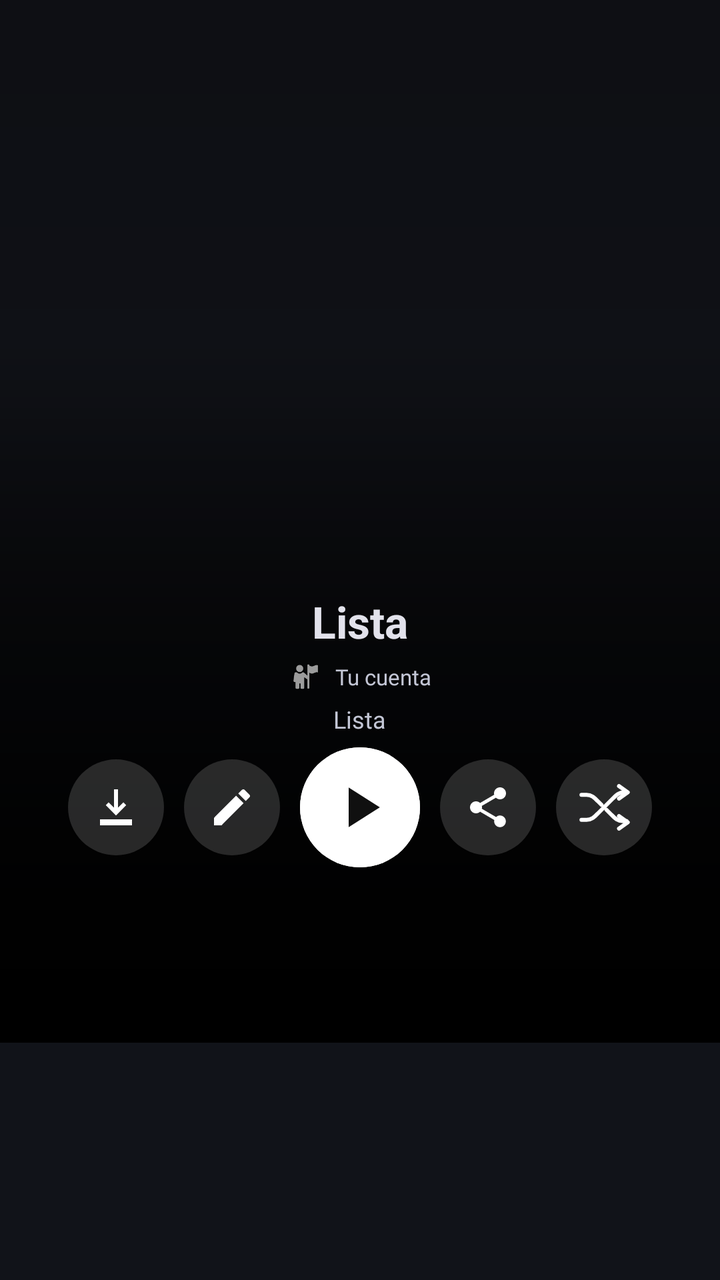
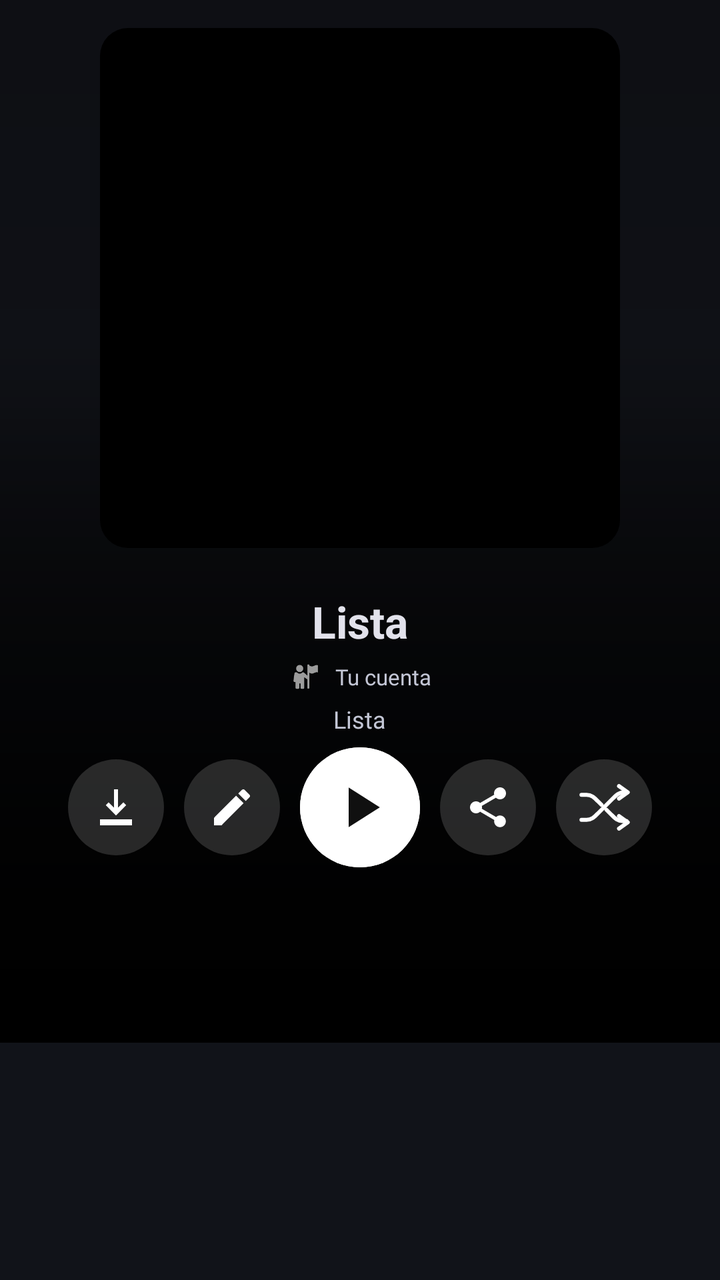

Screens rendered from an Android XML layout before and after an edit, with the pre-edit source and the edit as a unified diff.
<!-- AndroidManifest.xml: application theme Theme.Sleppify -->
<!-- res/layout/item_playlist_detail_header.xml -->
<?xml version="1.0" encoding="utf-8"?>
<LinearLayout xmlns:android="http://schemas.android.com/apk/res/android"
    xmlns:app="http://schemas.android.com/apk/res-auto"
    android:id="@+id/llPlaylistHeaderRoot"
    android:layout_width="match_parent"
    android:layout_height="wrap_content"
    android:orientation="vertical"
    android:clipChildren="false"
    android:clipToPadding="false">

        <androidx.constraintlayout.widget.ConstraintLayout
            android:id="@+id/flPlaylistHeaderContainer"
            android:layout_width="match_parent"
            android:layout_height="wrap_content"
            android:layout_marginBottom="-24dp"
            android:clipChildren="false"
            android:clipToPadding="false">

            <ImageView
                android:id="@+id/ivPlaylistBackdrop"
                android:layout_width="0dp"
                android:layout_height="0dp"
                android:layout_marginTop="-82dp"
                android:alpha="1.0"
                android:scaleType="centerCrop"
                app:layout_constraintBottom_toBottomOf="parent"
                app:layout_constraintEnd_toEndOf="parent"
                app:layout_constraintStart_toStartOf="parent"
                app:layout_constraintTop_toTopOf="parent" />
 
            <View
                android:id="@+id/vPlaylistBackdropScrim"
                android:layout_width="0dp"
                android:layout_height="0dp"
                android:layout_marginTop="-82dp"
                android:background="@drawable/bg_playlist_backdrop_scrim"
                app:layout_constraintBottom_toBottomOf="parent"
                app:layout_constraintEnd_toEndOf="parent"
                app:layout_constraintStart_toStartOf="parent"
                app:layout_constraintTop_toTopOf="parent" />

            <View
                android:id="@+id/vPlaylistBackdropBottomFade"
                android:layout_width="0dp"
                android:layout_height="360dp"
                android:background="@drawable/bg_playlist_backdrop_bottom_fade"
                android:layout_marginBottom="-40dp"
                app:layout_constraintBottom_toBottomOf="parent"
                app:layout_constraintEnd_toEndOf="parent"
                app:layout_constraintStart_toStartOf="parent" />

            <View
                android:id="@+id/vPlaylistBackdropAmoledFade"
                android:layout_width="0dp"
                android:layout_height="280dp"
                android:background="@drawable/bg_playlist_backdrop_amoled_fade"
                android:visibility="gone"
                app:layout_constraintBottom_toBottomOf="parent"
                app:layout_constraintEnd_toEndOf="parent"
                app:layout_constraintStart_toStartOf="parent" />

            <LinearLayout
                android:layout_width="match_parent"
                android:layout_height="wrap_content"
                android:gravity="center_horizontal"
                android:orientation="vertical"
                android:paddingBottom="48dp"
                app:layout_constraintBottom_toBottomOf="parent"
                app:layout_constraintEnd_toEndOf="parent"
                app:layout_constraintStart_toStartOf="parent"
                app:layout_constraintTop_toTopOf="parent">

                <FrameLayout
                    android:layout_width="260dp"
                    android:layout_height="260dp"
                    android:layout_marginTop="14dp"
                    android:layout_marginBottom="18dp">

                    <com.google.android.material.imageview.ShapeableImageView
                        android:id="@+id/ivPlaylistCover"
                        android:layout_width="match_parent"
                        android:layout_height="match_parent"
                        android:scaleType="centerCrop"
                        app:shapeAppearanceOverlay="@style/ShapeAppearance.Sleppify.PlaylistCover" />

                    
                    <TextView
                        android:id="@+id/tvRadioHeaderTitle"
                        android:layout_width="match_parent"
                        android:layout_height="wrap_content"
                        android:layout_gravity="bottom|start"
                        android:layout_marginHorizontal="14dp"
                        android:layout_marginBottom="12dp"
                        android:ellipsize="end"
                        android:fontFamily="sans-serif-black"
                        android:gravity="start"
                        android:includeFontPadding="false"
                        android:maxLines="1"
                        android:shadowColor="#66000000"
                        android:shadowDx="0"
                        android:shadowDy="1"
                        android:shadowRadius="4"
                        android:text="Canción"
                        android:textColor="#FFFFFF"
                        android:textSize="18sp"
                        android:visibility="gone" />

                    <TextView
                        android:id="@+id/tvRadioHeaderBadge"
                        android:layout_width="wrap_content"
                        android:layout_height="wrap_content"
                        android:layout_gravity="top|end"
                        android:layout_marginTop="12dp"
                        android:layout_marginEnd="12dp"
                        android:fontFamily="@font/inter_variable"
                        android:letterSpacing="0.32"
                        android:shadowColor="#66000000"
                        android:shadowDx="0"
                        android:shadowDy="1"
                        android:shadowRadius="4"
                        android:text="RADIO"
                        android:textColor="#FFFFFF"
                        android:textSize="11sp"
                        android:textStyle="bold"
                        android:visibility="gone" />
                </FrameLayout>

                <TextView
                    android:id="@+id/tvPlaylistName"
                    android:layout_width="match_parent"
                    android:layout_height="wrap_content"
                    android:layout_marginTop="4dp"
                    android:gravity="center"
                    android:maxLines="2"
                    android:text="Lista"
                    android:textColor="@color/text_primary"
                    android:textSize="22sp"
                    android:textStyle="bold" />

                <LinearLayout
                    android:layout_width="wrap_content"
                    android:layout_height="wrap_content"
                    android:layout_marginTop="4dp"
                    android:gravity="center_vertical"
                    android:orientation="horizontal">

                    <com.google.android.material.imageview.ShapeableImageView
                        android:id="@+id/ivGoogleProfile"
                        android:layout_width="18dp"
                        android:layout_height="18dp"
                        android:scaleType="centerCrop"
                        android:src="@android:drawable/ic_menu_myplaces"
                        app:shapeAppearanceOverlay="@style/ShapeAppearance.Material3.Corner.Full" />

                    <TextView
                        android:id="@+id/tvGoogleProfileName"
                        android:layout_width="wrap_content"
                        android:layout_height="wrap_content"
                        android:layout_marginStart="6dp"
                        android:fontFamily="@font/inter_variable"
                        android:text="Tu cuenta"
                        android:textColor="@color/text_secondary"
                        android:textSize="11sp" />
                </LinearLayout>

                <TextView
                    android:id="@+id/tvPlaylistInfo"
                    android:layout_width="wrap_content"
                    android:layout_height="wrap_content"
                    android:layout_marginTop="4dp"
                    android:fontFamily="@font/inter_variable"
                    android:maxLines="2"
                    android:text="Lista"
                    android:textColor="@color/text_secondary"
                    android:textSize="12sp" />

                <LinearLayout
                    android:layout_width="match_parent"
                    android:layout_height="wrap_content"
                    android:layout_marginTop="6dp"
                    android:clipChildren="false"
                    android:clipToPadding="false"
                    android:gravity="center"
                    android:orientation="horizontal">

                    <FrameLayout
                        android:id="@+id/flHeaderDownloadContainer"
                        android:layout_width="48dp"
                        android:layout_height="48dp"
                        android:clipChildren="false"
                        android:clipToPadding="false">

                        <ImageButton
                            android:id="@+id/btnDownload"
                            android:layout_width="48dp"
                            android:layout_height="48dp"
                            android:background="@drawable/bg_playlist_action_dark"
                            android:padding="14dp"
                            android:scaleType="center"
                            android:src="@drawable/ic_download_bold"
                            app:tint="#FFFFFF" />

                        <com.example.sleppify.CircularProgressView
                            android:id="@+id/cpvHeaderDownload"
                            android:layout_width="44dp"
                            android:layout_height="44dp"
                            android:layout_gravity="center"
                            android:visibility="gone" />
                    </FrameLayout>

                    <ImageButton
                        android:id="@+id/btnEditPlaylist"
                        android:layout_width="48dp"
                        android:layout_height="48dp"
                        android:layout_marginStart="10dp"
                        android:background="@drawable/bg_playlist_action_dark"
                        android:padding="14dp"
                        android:scaleType="center"
                        android:src="@drawable/ic_edit_24"
                        android:visibility="visible"
                        app:tint="#FFFFFF" />

                    <com.google.android.material.button.MaterialButton
                        android:id="@+id/btnListenNow"
                        android:layout_width="60dp"
                        android:layout_height="60dp"
                        android:layout_marginStart="10dp"
                        android:layout_marginEnd="10dp"
                        android:backgroundTint="@android:color/white"
                        android:insetTop="0dp"
                        android:insetBottom="0dp"
                        android:minWidth="0dp"
                        android:minHeight="0dp"
                        android:padding="0dp"
                        app:cornerRadius="30dp"
                        app:icon="@drawable/ic_player_play"
                        app:iconGravity="textStart"
                        app:iconPadding="0dp"
                        app:iconSize="34dp"
                        app:iconTint="#101010"
                        app:rippleColor="#33000000" />

                    <ImageButton
                        android:id="@+id/btnSharePlaylist"
                        android:layout_width="48dp"
                        android:layout_height="48dp"
                        android:layout_marginEnd="10dp"
                        android:background="@drawable/bg_playlist_action_dark"
                        android:padding="14dp"
                        android:scaleType="center"
                        android:src="@drawable/ic_playlist_share"
                        app:tint="#FFFFFF" />

                    <ImageButton
                        android:id="@+id/btnShufflePlay"
                        android:layout_width="48dp"
                        android:layout_height="48dp"
                        android:background="@drawable/bg_playlist_action_dark"
                        android:padding="14dp"
                        android:scaleType="center"
                        android:src="@drawable/ic_shuffle_custom"
                        app:tint="#FFFFFF" />
                </LinearLayout>

            </LinearLayout>
        </androidx.constraintlayout.widget.ConstraintLayout>


</LinearLayout>
<!-- resources referenced by this layout -->
<resources>
  <color name="text_primary">#e2e2eb</color>
  <color name="text_secondary">#c3c6d5</color>
  <!-- drawable bg_playlist_action_dark (drawable) -->
  <?xml version="1.0" encoding="utf-8"?>
  <shape xmlns:android="http://schemas.android.com/apk/res/android" android:shape="oval">
      <solid android:color="#26FFFFFF" />
  </shape>
  <!-- drawable bg_playlist_backdrop_amoled_fade (drawable) -->
  <?xml version="1.0" encoding="utf-8"?>
  <shape xmlns:android="http://schemas.android.com/apk/res/android"
      android:shape="rectangle">
      <gradient
          android:angle="270"
          android:startColor="#00000000"
          android:centerColor="#FF000000"
          android:endColor="#FF000000"
          android:centerY="0.85" />
  </shape>
  <!-- drawable bg_playlist_backdrop_bottom_fade (drawable) -->
  <?xml version="1.0" encoding="utf-8"?>
  <shape xmlns:android="http://schemas.android.com/apk/res/android" android:shape="rectangle">
      <gradient
          android:angle="270"
          android:startColor="#00000000"
          android:centerColor="#FF000000"
          android:endColor="#FF000000"
          android:centerY="0.90" />
  </shape>
  <!-- drawable bg_playlist_backdrop_scrim (drawable) -->
  <?xml version="1.0" encoding="utf-8"?>
  <shape xmlns:android="http://schemas.android.com/apk/res/android" android:shape="rectangle">
      <gradient
          android:angle="270"
      android:startColor="#44000000"
      android:centerColor="#22000000"
      android:endColor="#CC000000" />
  </shape>
  <!-- drawable ic_download_bold (drawable) -->
  <?xml version="1.0" encoding="utf-8"?>
  <vector xmlns:android="http://schemas.android.com/apk/res/android"
      android:width="24dp"
      android:height="24dp"
      android:viewportWidth="24"
      android:viewportHeight="24">
      <path
          android:fillColor="#FFFFFFFF"
          android:pathData="M11,3h2v9.2l2.7,-2.7 1.4,1.4L12,16.1 6.9,10.9 8.3,9.5 11,12.2V3zM4,18h16v3H4z" />
  </vector>
  <!-- drawable ic_edit_24 (drawable) -->
  <vector xmlns:android="http://schemas.android.com/apk/res/android"
      android:width="24dp"
      android:height="24dp"
      android:viewportWidth="24"
      android:viewportHeight="24">
      <path
          android:fillColor="@android:color/white"
          android:pathData="M3,17.25V21h3.75L17.81,9.94l-3.75,-3.75L3,17.25zM20.71,7.04c0.39,-0.39 0.39,-1.02 0,-1.41l-2.34,-2.34c-0.39,-0.39 -1.02,-0.39 -1.41,0l-1.83,1.83 3.75,3.75 1.83,-1.83z" />
  </vector>
  <!-- drawable ic_player_play (drawable) -->
  <?xml version="1.0" encoding="utf-8"?>
  <vector xmlns:android="http://schemas.android.com/apk/res/android"
      android:width="48dp"
      android:height="48dp"
      android:viewportWidth="24"
      android:viewportHeight="24">
      <path
          android:fillColor="#FFFFFFFF"
          android:pathData="M8,5v14l11,-7z" />
  </vector>
  <style name="ShapeAppearance.Sleppify.PlaylistCover" parent="">
          <item name="cornerFamily">rounded</item>
          <item name="cornerSize">14dp</item>
      </style>
  <style name="Theme.Sleppify" parent="Base.Theme.Sleppify" />
  <style name="Base.Theme.Sleppify" parent="Theme.Material3.Dark.NoActionBar">
          
          <item name="colorPrimary">@color/stitch_blue</item>
          <item name="colorSecondary">@color/stitch_blue_light</item>
          <item name="android:windowBackground">@color/surface_dark</item>
          <item name="android:navigationBarColor">@color/surface_dark</item>
          <item name="android:statusBarColor">@color/surface_dark</item>
          <item name="android:textColorPrimary">@color/text_primary</item>
          <item name="android:textColorSecondary">@color/text_secondary</item>
      </style>
  <color name="stitch_blue">#AEC7FD</color>
  <color name="stitch_blue_light">#AEC7FD</color>
  <color name="surface_dark">#111319</color>
  <!-- unchanged entries left out for length: 2 -->
</resources>

<!-- the commit's change to res/layout/item_playlist_detail_header.xml (unified diff, before → after) -->
@@ -77,6 +77,7 @@
                     android:layout_marginBottom="18dp">
 
                     <com.google.android.material.imageview.ShapeableImageView
+        android:background="@color/artwork_background"
                         android:id="@+id/ivPlaylistCover"
                         android:layout_width="match_parent"
                         android:layout_height="match_parent"
<!-- resource entries referenced after the edit -->
@@ -1,5 +1,6 @@
 <!-- resources referenced by this layout -->
 <resources>
+  <color name="artwork_background">#FF000000</color>
   <color name="text_primary">#e2e2eb</color>
   <color name="text_secondary">#c3c6d5</color>
   <!-- drawable bg_playlist_action_dark (drawable) -->
